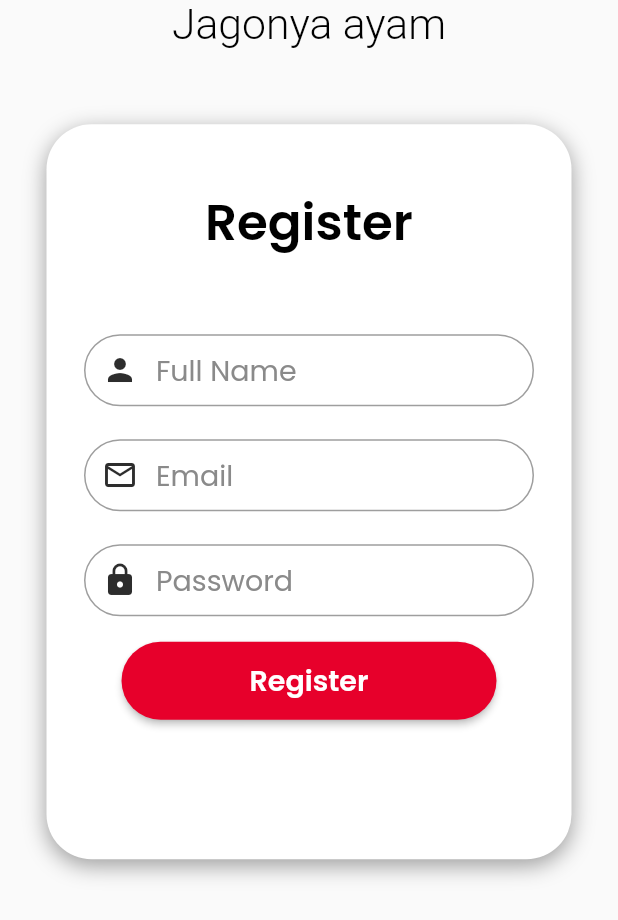
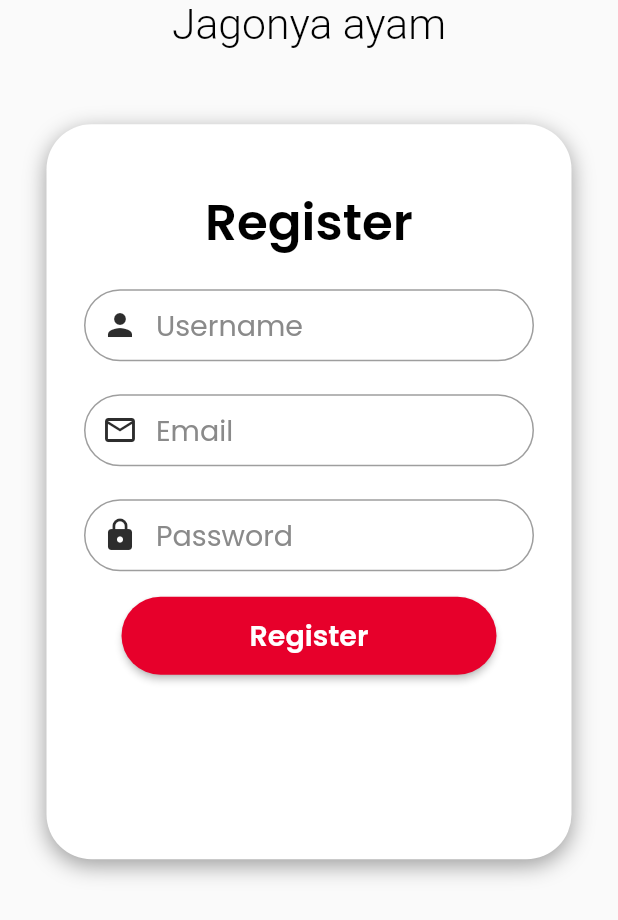
Before and after one commit to Arviaardhan/Project-Ecommerce-KFC, a Flutter app: the RegisterPage screen opened by its route, after a tap on "Register", on a phone screen of 412 x 824 dp, the part 316-1236 px from its top. Run offline on Flutter 3.47's test engine with Material 2 defaults, Android fonts, the phone set to English and light mode, and no system bars; our stand-ins replace get, google_fonts, shared_preferences, shimmer; missing offline and left inert: dart:ffi, iconify_flutter; accounts and stored records are empty; network calls fail; Roboto replaces fonts that are missing (Satisfy).

Commit message:
fix : [BW] fix-somePages

```diff
--- a/lib/controllers/register_controller.dart
+++ b/lib/controllers/register_controller.dart
@@ -6,41 +6,43 @@ import 'package:project_ecommerce/routes/route_name.dart';
 
 class RegisterController extends GetxController {
   TextEditingController? cUsername;
-  TextEditingController? cPassword;
-  TextEditingController? cFullName;
+  TextEditingController? cPass;
+  TextEditingController? cName;
   TextEditingController? cEmail;
+  RxBool passwordObscure = true.obs;
 
   @override
   void onInit() {
     super.onInit();
     cUsername = TextEditingController();
-    cPassword = TextEditingController();
-    cFullName = TextEditingController();
+    cPass = TextEditingController();
+    cName = TextEditingController();
     cEmail = TextEditingController();
   }
 
-  void registerUser() async {
+  void togglePasswordVisibility() {
+    passwordObscure.value = !passwordObscure.value;
+  }
+
+  void Register() async {
     final baseUrl = 'https://mediadwi.com/api/latihan/register-user';
-    try {
     final response = await http.post(
       Uri.parse(baseUrl),
       body: {
         "username": cUsername?.text,
-          "password": cPassword?.text,
-          "full_name": cFullName?.text,
+        "password": cPass?.text,
+        "full_name": cName?.text,
         "email": cEmail?.text,
       },
     );
-
     if (response.statusCode == 200) {
       try {
         final Map<String, dynamic> getData = jsonDecode(response.body);
         final status = getData["status"];
 
         if (status == true) {
-            final token = getData["token"];
           final message = getData["message"];
-            print("Token: $token");
+          print("Token : $message");
           Get.snackbar(
             "Success",
             "$message",
@@ -49,7 +51,7 @@ class RegisterController extends GetxController {
           Get.offNamed(RouteName.home);
         } else if (status == false) {
           final message = getData["message"];
-            print("Message: $message");
+          print("message : $message");
           Get.snackbar(
             "Failed",
             "$message",
@@ -62,8 +64,5 @@ class RegisterController extends GetxController {
     } else {
       print("HTTP request failed with status code: ${response.statusCode}");
     }
-    } catch (e) {
-      print("Error in HTTP request: $e");
   }
 }
-}
--- a/lib/helper/themes.dart
+++ b/lib/helper/themes.dart
@@ -105,3 +105,6 @@ String superKomplit = "assets/super-komplit.jpg";
 String cornRoasted = "assets/corn-roasted.jpg";
 String snackBucket = "assets/kfc-snck-bucket.png";
 String doubleKimchi = "assets/double-kimchi.jpg";
+String alacatre = "assets/alacatre-snack.png";
+String paketCombo = "assets/paket-combo.jpg";
+String paketSpesial = "assets/paket-spesial.jpg";
--- a/lib/main.dart
+++ b/lib/main.dart
@@ -16,7 +16,7 @@ class MyApp extends StatelessWidget {
   Widget build(BuildContext context) {
     return GetMaterialApp(
       getPages: AppPages.pages,
-      home: HomePage(),
+      home: SplashScreen(),
       // FullMenu(),
     );
   }
--- a/lib/pages/Register_page.dart
+++ b/lib/pages/Register_page.dart
@@ -10,6 +10,8 @@ class RegisterPage extends StatelessWidget {
 
   @override
   Widget build(BuildContext context) {
+    final registerController = Get.find<RegisterController>();
+
     return Scaffold(
       body: Column(
         mainAxisAlignment: MainAxisAlignment.center,
@@ -50,19 +52,21 @@ class RegisterPage extends StatelessWidget {
                   style: headerText,
                 ),
                 SizedBox(
-                  height: 50,
+                  height: 20, // Adjusted the height
                 ),
                 Container(
                   height: 55,
                   width: 300,
                   child: TextField(
+                    controller:
+                        registerController.cUsername, // Added controller
                     decoration: InputDecoration(
                       prefixIcon: Icon(Icons.person, color: iconColor),
                       focusedBorder: OutlineInputBorder(
                         borderSide: BorderSide(color: primaryColor),
                         borderRadius: BorderRadius.circular(25),
                       ),
-                      hintText: 'Full Name',
+                      hintText: 'Username', // Changed hint to 'Username'
                       hintStyle: hintText,
                       contentPadding: EdgeInsets.symmetric(vertical: 5),
                       border: OutlineInputBorder(
@@ -78,6 +82,7 @@ class RegisterPage extends StatelessWidget {
                   height: 55,
                   width: 300,
                   child: TextField(
+                    controller: registerController.cEmail, // Added controller
                     decoration: InputDecoration(
                       prefixIcon: Icon(Icons.email_outlined, color: iconColor),
                       focusedBorder: OutlineInputBorder(
@@ -100,6 +105,7 @@ class RegisterPage extends StatelessWidget {
                   height: 55,
                   width: 300,
                   child: TextField(
+                    controller: registerController.cPass,
                     obscureText: true,
                     decoration: InputDecoration(
                       prefixIcon: Icon(Icons.lock, color: iconColor),
@@ -121,8 +127,7 @@ class RegisterPage extends StatelessWidget {
                 ),
                 ElevatedButton(
                   onPressed: () {
-                    final registerController = Get.find<RegisterController>();
-                    registerController.registerUser();
+                    registerController.Register();
                   },
                   style: ElevatedButton.styleFrom(
                     backgroundColor: primaryColor,
--- a/lib/pages/splash_screen.dart
+++ b/lib/pages/splash_screen.dart
@@ -9,6 +9,7 @@ class SplashScreen extends StatelessWidget {
   @override
   Widget build(BuildContext context) {
     return Scaffold(
+      backgroundColor: Color(0xFFD41313),
       body: Center(
         child: Container(
           child: Image.asset(logoKFC),
--- a/pubspec.yaml
+++ b/pubspec.yaml
@@ -76,6 +76,11 @@ flutter:
     - assets/double-kimchi.jpg
     - assets/kfc-snck-bucket.png
     - assets/super-komplit.jpg
+    - assets/alacatre-snack.png
+    - assets/paket-combo.jpg
+    - assets/paket-spesial.jpg
+
+
 
 
   #   - images/a_dot_ham.jpeg
```
Also changed, not shown: lib/controllers/splash_controller.dart (+7 -6 lines), assets/alacatre-snack.png (added), assets/paket-combo.jpg (added), assets/paket-spesial.jpg (added), lib/pages/home_page.dart (line endings or trailing spaces). Lines whose indentation alone changed are shown as unchanged.
